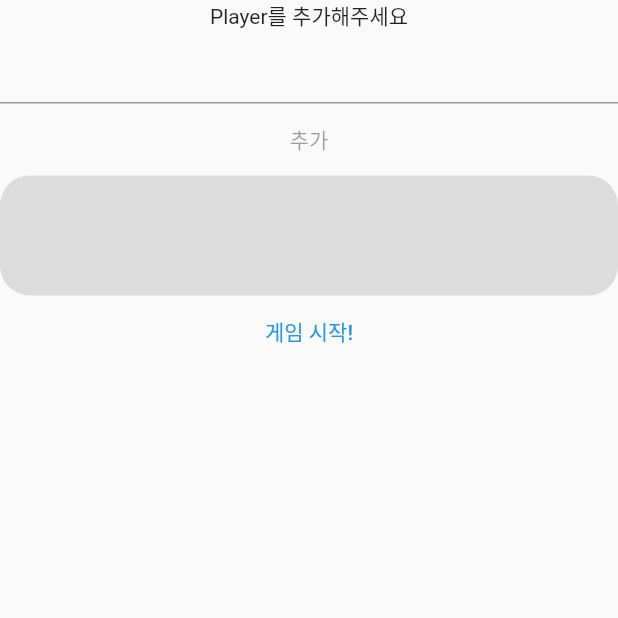
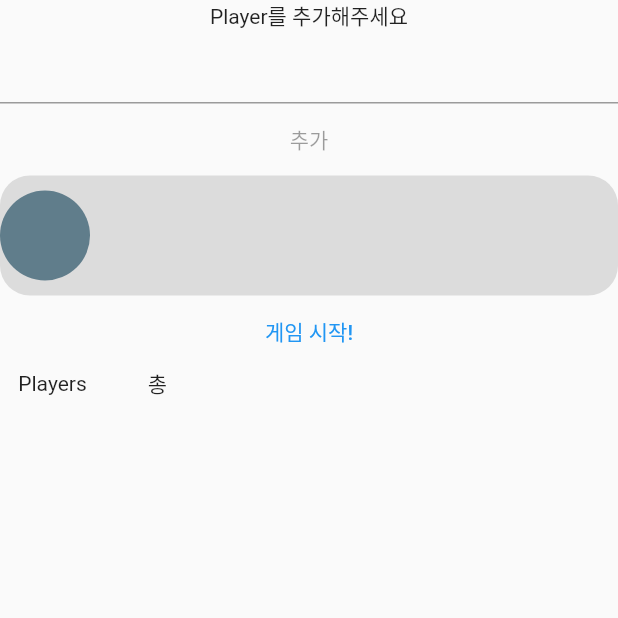
Before and after one commit to hyuntae0117/game_king, a Flutter app: the screen it shows after launch, after a tap on "게임 시작!", on a phone screen of 412 x 824 dp, the top half of it. Run offline on Flutter 3.47's test engine with Material 2 defaults, Android fonts, the light colour scheme and no system bars.

Commit message:
Added Player view and models

```diff
--- a/lib/main.dart
+++ b/lib/main.dart
@@ -1,5 +1,6 @@
 import 'package:flutter/material.dart';
 import 'package:game_king/player_set_up_page.dart';
+import 'package:game_king/util/game_scroll_behavior.dart';
 
 void main() {
   runApp(const MyApp());
@@ -12,6 +13,7 @@ class MyApp extends StatelessWidget {
   @override
   Widget build(BuildContext context) {
     return MaterialApp(
+      scrollBehavior: GameScrollBehavior(),
       title: 'Flutter Demo',
       theme: ThemeData(
         // This is the theme of your application.
--- /dev/null
+++ b/lib/model/game_score.dart
@@ -0,0 +1,44 @@
+import 'package:game_king/model/player.dart';
+
+class GameScore {
+  int index = 0;
+  Round get currentRound => roundScores.last;
+
+  List<Round> roundScores = [];
+
+  GameScore() {
+    roundScores = [Round(1)];
+  }
+
+  void addRound() {
+    var newRound = Round(currentRound.index + 1);
+    roundScores.add(newRound);
+  }
+
+  void setRoundScore(Map<Player, int> score) {
+    currentRound.setScore(score);
+  }
+
+  int getTotalScore(Player player) {
+    var totalScore = 0;
+
+    for (var roundScore in roundScores) {
+      int score = roundScore.score[player] ?? 0;
+      totalScore += score;
+    }
+
+    return totalScore;
+
+  }
+}
+
+class Round {
+  int index = 0;
+  Map<Player, int> score = {};
+
+  Round(this.index);
+
+  void setScore(Map<Player, int> score) {
+    this.score = score;
+  }
+}
--- a/lib/model/player.dart
+++ b/lib/model/player.dart
@@ -1,7 +1,8 @@
 import 'dart:math';
-import 'dart:ui';
+import 'package:flutter/material.dart';
 
 class Player {
+
   final String name;
   late Color signatureColor;
 
@@ -12,14 +13,24 @@ class Player {
 
 class SignatureColor {
   static List<Color> signatureColors = List<Color>.of([
-    const Color(0xffff3456),
-    const Color(0xff12ff56),
-    const Color(0xff123456),
-    const Color(0xffff34ff),
+    Colors.blueAccent,
+    Colors.yellowAccent,
+    Colors.tealAccent,
+    Colors.purpleAccent,
+    Colors.purple,
+    Colors.blueGrey,
+    const Color(0xffD1D34E),
+    const Color(0xffD15555),
+    const Color(0xff68BD80),
+    const Color(0xffF1F1F1),
+    const Color(0xffCCCCCC),
   ]);
 
   static Color getRandomSignatureColor() {
     var random = Random();
-    return signatureColors[random.nextInt(signatureColors.length)];
+    var index = random.nextInt(signatureColors.length);
+    var color = signatureColors[index];
+    signatureColors.remove(color);
+    return color;
   }
 }
--- /dev/null
+++ b/lib/page/score_board_page.dart
@@ -0,0 +1,26 @@
+import 'package:flutter/material.dart';
+import 'package:game_king/view/game_players_view.dart';
+
+import '../model/player.dart';
+
+class ScoreBoardPage extends StatefulWidget {
+  const ScoreBoardPage({super.key});
+
+  @override
+  State<ScoreBoardPage> createState() => _ScoreBoardPageState();
+}
+
+class _ScoreBoardPageState extends State<ScoreBoardPage> {
+  List<Player> players = [];
+
+  @override
+  Widget build(BuildContext context) {
+    return Scaffold(
+      body: Column(
+        children: [
+          GamePlayersView(players: players)
+        ],
+      ),
+    );
+  }
+}
--- a/lib/player_set_up_page.dart
+++ b/lib/player_set_up_page.dart
@@ -1,4 +1,7 @@
 import 'package:flutter/material.dart';
+import 'package:game_king/model/game_score.dart';
+import 'package:game_king/view/game_players_view.dart';
+import 'package:game_king/view/round_table_view.dart';
 
 import 'model/player.dart';
 
@@ -30,13 +33,18 @@ class _PlayerSetUpPageState extends State<PlayerSetUpPage> {
                   nameController.text.isValidName() ? _addButtonPressed : null,
               child: const Text("추가")),
           Container(
-            height: 80,
-            decoration: const BoxDecoration(
-                color: Colors.black12,
-                borderRadius: BorderRadius.all(Radius.circular(20))),
-            child: Row(),
+              height: 80,
+              decoration: const BoxDecoration(
+                  color: Colors.black12,
+                  borderRadius: BorderRadius.all(Radius.circular(20))),
+              child: Expanded(
+                  child: GamePlayersView(
+                players: players,
+              ))),
+          TextButton(onPressed: _addButtonPressed, child: const Text("게임 시작!")),
+          RoundTableView(
+            gameScores: GameScore(),
           ),
-          TextButton(onPressed: _addButtonPressed, child: Text("게임 시작!"))
         ],
       ),
     );
@@ -51,10 +59,14 @@ class _PlayerSetUpPageState extends State<PlayerSetUpPage> {
   void _addButtonPressed() {
     print(nameController.text);
     var name = nameController.text;
-    if (name.isValidName()) {
+    if (name.isValidName() == false) {
       print("옳은 이름을 입력해주세요");
     }
-    players.add(new Player(nameController.text));
+
+    setState(() {
+      players.add(Player(nameController.text));
+    });
+    nameController.text = "";
   }
 
   _startButtonPressed() {}
--- /dev/null
+++ b/lib/util/game_scroll_behavior.dart
@@ -0,0 +1,11 @@
+import 'package:flutter/gestures.dart';
+import 'package:flutter/material.dart';
+
+class GameScrollBehavior extends MaterialScrollBehavior {
+  // Override behavior methods and getters like dragDevices
+  @override
+  Set<PointerDeviceKind> get dragDevices => {
+        PointerDeviceKind.touch,
+        PointerDeviceKind.mouse,
+      };
+}
--- /dev/null
+++ b/lib/view/game_players_view.dart
@@ -0,0 +1,19 @@
+import 'package:flutter/cupertino.dart';
+import 'package:game_king/view/player_icon_view.dart';
+
+import '../model/player.dart';
+
+class GamePlayersView extends StatelessWidget {
+  final List<Player> players;
+  const GamePlayersView({super.key, required this.players});
+
+  @override
+  Widget build(BuildContext context) {
+    return ListView(
+      scrollDirection: Axis.horizontal,
+      physics: const AlwaysScrollableScrollPhysics(),
+      children:
+          players.map((player) => PlayerIconView(player: player)).toList(),
+    );
+  }
+}
--- a/lib/view/player_icon.dart
+++ b/lib/view/player_icon_view.dart
@@ -1,19 +1,18 @@
 import 'package:flutter/material.dart';
-import 'package:flutter/src/widgets/container.dart';
-import 'package:flutter/src/widgets/framework.dart';
-
 import '../model/player.dart';
 
-class PlayerIcon extends StatelessWidget {
-  PlayerIcon({super.key, required this.player});
+class PlayerIconView extends StatelessWidget {
+  PlayerIconView({super.key, required this.player});
   Player player;
 
   @override
   Widget build(BuildContext context) {
     return Container(
+      width: 60,
+      height: 60,
       decoration:
           BoxDecoration(color: player.signatureColor, shape: BoxShape.circle),
-          child: Text(tex),
+      child: Center(child: Text(player.name)),
     );
   }
 }
--- /dev/null
+++ b/lib/view/round_table_view.dart
@@ -0,0 +1,118 @@
+import 'package:flutter/material.dart';
+import '../model/game_score.dart';
+
+class RoundTableView extends StatelessWidget {
+  RoundTableView({super.key, required this.gameScores});
+
+  GameScore gameScores;
+
+  @override
+  Widget build(BuildContext context) {
+    return Row(
+      children: [
+        SizedBox(
+          width: 70,
+          child: Column(
+            children: const [
+              Text("Players"),
+            ],
+          ),
+        ),
+        SizedBox(
+          width: 70,
+          child: Column(
+            children: const [
+              Text("총"),
+            ],
+          ),
+        ),
+        // ListView(
+        //   scrollDirection: Axis.horizontal,
+        //   physics: const AlwaysScrollableScrollPhysics(),
+        //   children: [
+        //     Column(
+        //       mainAxisAlignment: MainAxisAlignment.start,
+        //       children: [Text("1R")],
+        //     ),
+        //     Column(
+        //       mainAxisAlignment: MainAxisAlignment.start,
+        //       children: [Text("2R")],
+        //     ),
+        //     Column(
+        //       mainAxisAlignment: MainAxisAlignment.start,
+        //       children: [Text("1R")],
+        //     ),
+        //     Column(
+        //       mainAxisAlignment: MainAxisAlignment.start,
+        //       children: [Text("2R")],
+        //     ),
+        //     Column(
+        //       mainAxisAlignment: MainAxisAlignment.start,
+        //       children: [Text("1R")],
+        //     ),
+        //     Column(
+        //       mainAxisAlignment: MainAxisAlignment.start,
+        //       children: [Text("2R")],
+        //     ),
+        //     Column(
+        //       mainAxisAlignment: MainAxisAlignment.start,
+        //       children: [Text("1R")],
+        //     ),
+        //     Column(
+        //       mainAxisAlignment: MainAxisAlignment.start,
+        //       children: [Text("2R")],
+        //     ),
+        //     Column(
+        //       mainAxisAlignment: MainAxisAlignment.start,
+        //       children: [Text("1R")],
+        //     ),
+        //     Column(
+        //       mainAxisAlignment: MainAxisAlignment.start,
+        //       children: [Text("2R")],
+        //     ),
+        //     Column(
+        //       mainAxisAlignment: MainAxisAlignment.start,
+        //       children: [Text("1R")],
+        //     ),
+        //     Column(
+        //       mainAxisAlignment: MainAxisAlignment.start,
+        //       children: [Text("2R")],
+        //     ),
+        //     Column(
+        //       mainAxisAlignment: MainAxisAlignment.start,
+        //       children: [Text("1R")],
+        //     ),
+        //     Column(
+        //       mainAxisAlignment: MainAxisAlignment.start,
+        //       children: [Text("2R")],
+        //     ),
+        //     Column(
+        //       mainAxisAlignment: MainAxisAlignment.start,
+        //       children: [Text("1R")],
+        //     ),
+        //     Column(
+        //       mainAxisAlignment: MainAxisAlignment.start,
+        //       children: [Text("2R")],
+        //     ),
+        //     Column(
+        //       mainAxisAlignment: MainAxisAlignment.start,
+        //       children: [Text("1R")],
+        //     ),
+        //     Column(
+        //       mainAxisAlignment: MainAxisAlignment.start,
+        //       children: [Text("2R")],
+        //     ),
+        //     Column(
+        //       mainAxisAlignment: MainAxisAlignment.start,
+        //       children: [Text("1R")],
+        //     ),
+        //     Column(
+        //       mainAxisAlignment: MainAxisAlignment.start,
+        //       children: [Text("2R")],
+        //     ),
+        //   ],
+        // ),
+      ],
+    );
+  }
+}
```
